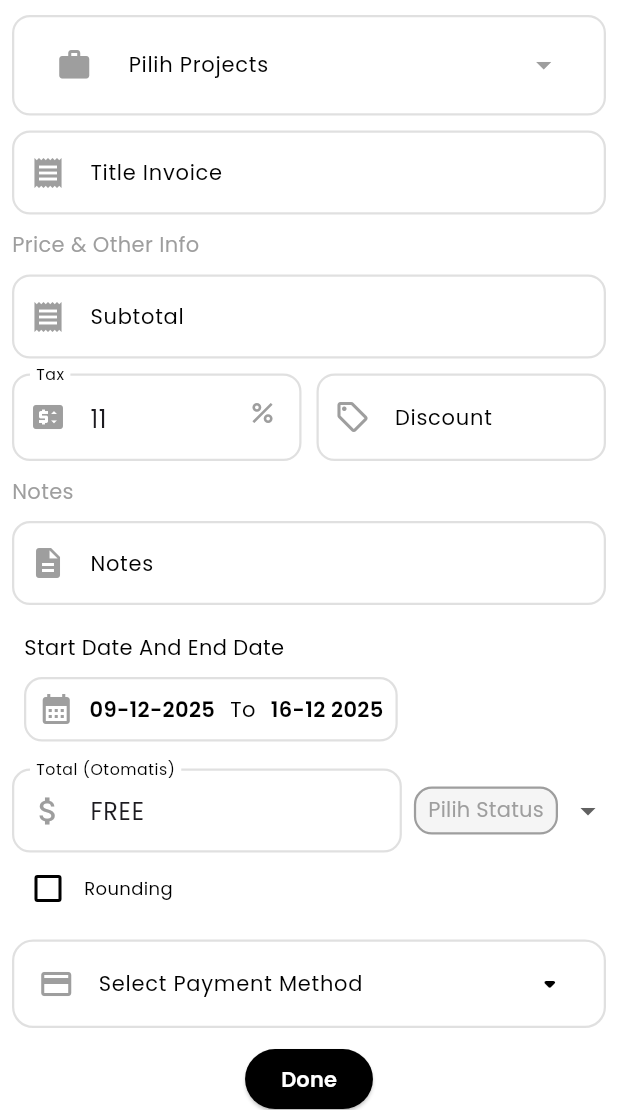
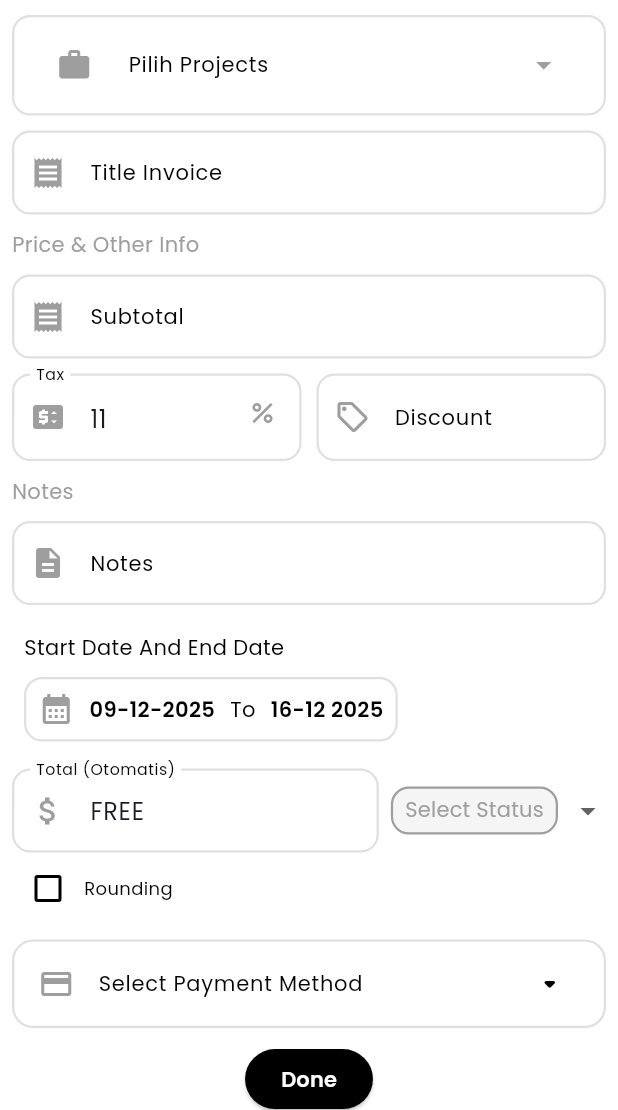
Before and after one commit to jbranabb/kliencash, a Flutter app: the AddInovice screen opened directly, on a phone screen of 412 x 824 dp, the part 126-1236 px from its top. Run offline on Flutter 3.47's test engine with Material 3 defaults, Android fonts, the phone set to English and light mode, and no system bars; our stand-ins replace bloc, calendar_date_picker2, country_code_picker, easy_localization, flutter_bloc, flutter_slidable and 8 more; accounts and stored records are empty.

Commit message:
feat(colors) deleting colors from textfileds and moving it to colors widgets

```diff
--- a/lib/Screens/Widgets/SelectProjects.dart
+++ b/lib/Screens/Widgets/SelectProjects.dart
@@ -2,13 +2,12 @@ import 'package:easy_localization/easy_localization.dart';
 import 'package:intl/intl.dart';
 import 'package:flutter/material.dart';
 import 'package:flutter_bloc/flutter_bloc.dart';
+import 'package:kliencash/Screens/Widgets/colors_status.dart';
 import 'package:kliencash/Screens/Widgets/format.dart';
 import 'package:kliencash/Screens/Widgets/my_text.dart';
 import 'package:kliencash/Screens/Widgets/slideAbleShowModalBottomSheet.dart';
 import 'package:kliencash/Screens/Widgets/text_fields.dart';
-import 'package:kliencash/Screens/pages/mainGrid/project/add_projects.dart';
 import 'package:kliencash/locale_keys.dart';
-import 'package:kliencash/state/bloc/client/client_bloc.dart';
 import 'package:kliencash/state/bloc/operasional/operasional_bloc.dart';
 import 'package:kliencash/state/bloc/projets/projects_bloc.dart';
 import 'package:kliencash/state/cubit/selectedProjects.dart';
--- a/lib/Screens/Widgets/colors_status.dart
+++ b/lib/Screens/Widgets/colors_status.dart
@@ -12,6 +12,10 @@ Color bgcolors(String state) {
       return Colors.green.shade100;
     case "cancelled":
       return Colors.red.shade100;
+    case "lunas":
+      return Colors.blue.shade100;
+    case "dp / partial":
+      return Colors.orange.shade100;
     default:
       return Colors.grey.shade100;
   }
@@ -27,10 +31,15 @@ Color colors(String state) {
       return Colors.green.shade700;
     case "cancelled":
       return Colors.red;
+    case "lunas":
+      return Colors.blue.shade700;
+    case "dp / partial":
+      return Colors.orange.shade700;
     default:
-      return Colors.grey.shade100;
+      return Colors.grey.shade500;
   }
 }
+
 PdfColor pdfcolors(String state) {
   switch (state.toLowerCase()) {
     case "pending":
--- a/lib/Screens/Widgets/statusInvoice.dart
+++ b/lib/Screens/Widgets/statusInvoice.dart
@@ -1,8 +1,11 @@
 
+import 'package:easy_localization/easy_localization.dart';
 import 'package:flutter/material.dart';
 import 'package:flutter_bloc/flutter_bloc.dart';
+import 'package:kliencash/Screens/Widgets/colors_status.dart';
 import 'package:kliencash/Screens/Widgets/my_text.dart';
 import 'package:kliencash/Screens/Widgets/text_fields.dart';
+import 'package:kliencash/locale_keys.dart';
 import 'package:kliencash/state/cubit/dropdown_statusinvoice.dart';
 
 class StatusInvoice extends StatelessWidget {
@@ -49,7 +52,7 @@ class StatusInvoice extends StatelessWidget {
                   ),
                   child: Padding(
                     padding: const EdgeInsets.only(bottom: 8.0, top: 4,left: 8,right: 8),
-                    child: MyText(title: stateTtile ?? 'Pilih Status', color: colors(stateTtile ?? ''),),
+                    child: MyText(title: stateTtile ?? LocaleKeys.selectStatus.tr(), color: colors(stateTtile ?? ''),),
                   ),
                 ),
               ),
--- a/lib/Screens/Widgets/text_fields.dart
+++ b/lib/Screens/Widgets/text_fields.dart
@@ -3,6 +3,7 @@ import 'package:easy_localization/easy_localization.dart';
 import 'package:flutter/material.dart';
 import 'package:flutter/services.dart';
 import 'package:flutter_bloc/flutter_bloc.dart';
+import 'package:kliencash/Screens/Widgets/colors_status.dart';
 import 'package:kliencash/Screens/Widgets/my_text.dart';
 import 'package:kliencash/locale_keys.dart';
 import 'package:kliencash/state/cubit/countryCode.dart';
@@ -75,44 +76,6 @@ Widget textFiledsForSearch(context, nameSeacrhC,nameSeacrhF, void Function(Strin
       onChanged: onchanged
     ),
   );
-}
-
-Color bgcolors(String state) {
-  switch (state.toLowerCase()) {
-    case "pending":
-      return Colors.orange.shade100;
-    case "on going":
-      return Colors.blue.shade100;
-    case "completed":
-      return Colors.green.shade100;
-    case "cancelled":
-      return Colors.red.shade100;
-    case "lunas":
-      return Colors.blue.shade100;
-    case "dp / partial":
-      return Colors.orange.shade100;
-    default:
-      return Colors.grey.shade100;
-  }
-}
-
-Color colors(String state) {
-  switch (state.toLowerCase()) {
-    case "pending":
-      return Colors.orange.shade700;
-    case "on going":
-      return Colors.blue.shade700;
-    case "completed":
-      return Colors.green.shade700;
-    case "cancelled":
-      return Colors.red;
-    case "lunas":
-      return Colors.blue.shade700;
-    case "dp / partial":
-      return Colors.orange.shade700;
-    default:
-      return Colors.grey.shade500;
-  }
 }
 
 class MyTextFileds extends StatelessWidget {
--- a/lib/Screens/pages/mainGrid/invoice/detail_invoice.dart
+++ b/lib/Screens/pages/mainGrid/invoice/detail_invoice.dart
@@ -1,6 +1,7 @@
 import 'package:flutter/material.dart';
 import 'package:easy_localization/easy_localization.dart';
 import 'package:flutter_bloc/flutter_bloc.dart';
+import 'package:kliencash/Screens/Widgets/colors_status.dart';
 import 'package:kliencash/locale_keys.dart';
 import 'package:kliencash/Screens/Widgets/format.dart';
 import 'package:kliencash/Screens/Widgets/my_text.dart';
--- a/lib/Screens/pages/mainGrid/invoice/invoice_page.dart
+++ b/lib/Screens/pages/mainGrid/invoice/invoice_page.dart
@@ -1,6 +1,7 @@
 import 'package:flutter/material.dart';
 import 'package:flutter_bloc/flutter_bloc.dart';
 import 'package:easy_localization/easy_localization.dart';
+import 'package:kliencash/Screens/Widgets/colors_status.dart';
 import 'package:kliencash/Screens/Widgets/search_widget.dart';
 import 'package:kliencash/locale_keys.dart';
 import 'package:kliencash/Screens/Widgets/appbar.dart';
--- a/lib/Screens/pages/mainGrid/payment/add_payment.dart
+++ b/lib/Screens/pages/mainGrid/payment/add_payment.dart
@@ -3,6 +3,7 @@ import 'package:calendar_date_picker2/calendar_date_picker2.dart';
 import 'package:flutter/material.dart';
 import 'package:easy_localization/easy_localization.dart';
 import 'package:flutter_bloc/flutter_bloc.dart';
+import 'package:kliencash/Screens/Widgets/colors_status.dart';
 import 'package:kliencash/Screens/Widgets/slideAbleShowModalBottomSheet.dart';
 import 'package:kliencash/locale_keys.dart';
 import 'package:image_picker/image_picker.dart';
--- a/lib/Screens/pages/mainGrid/project/projects_page.dart
+++ b/lib/Screens/pages/mainGrid/project/projects_page.dart
@@ -3,6 +3,7 @@ import 'package:flutter/services.dart';
 import 'package:flutter_bloc/flutter_bloc.dart';
 import 'package:flutter_slidable/flutter_slidable.dart';
 import 'package:easy_localization/easy_localization.dart';
+import 'package:kliencash/Screens/Widgets/colors_status.dart';
 import 'package:kliencash/Screens/Widgets/search_widget.dart';
 import 'package:kliencash/locale_keys.dart';
 import 'package:kliencash/Screens/Widgets/appbar.dart';
```
